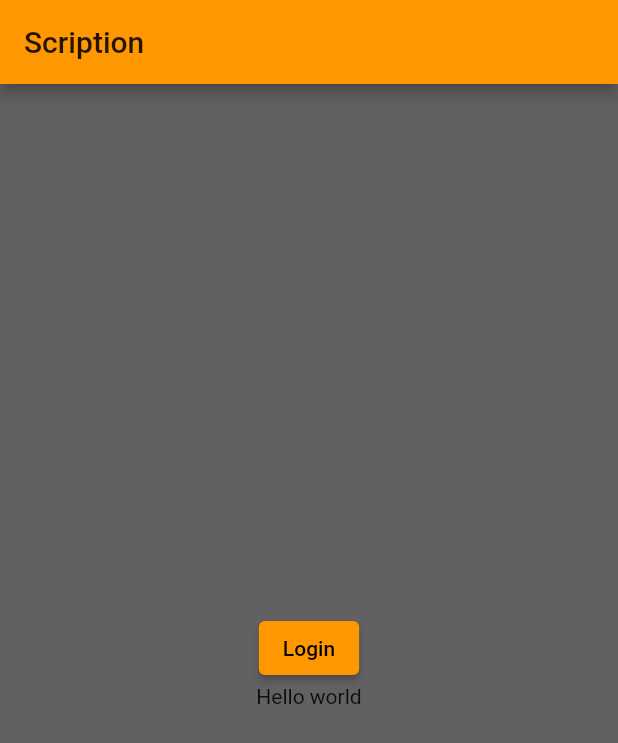
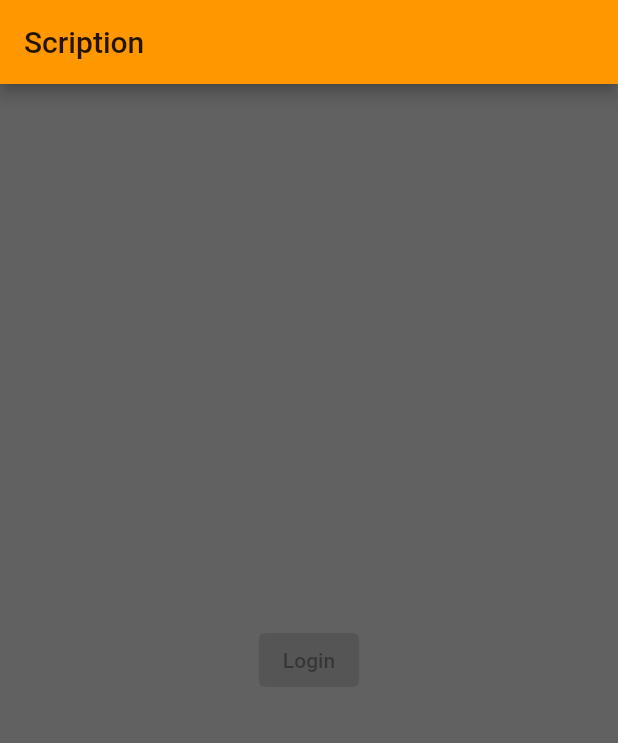
Before and after one commit to d44-scription/scription_mobile, a Flutter app: the screen it shows after launch, after a tap on "Login", on a phone screen of 412 x 824 dp. Shown: the top 743 px of the screen. Run offline on Flutter 3.47's test engine with Material 2 defaults, Android fonts, the phone set to English and light mode, and no system bars; our stand-ins replace dio.

```diff
--- a/lib/main.dart
+++ b/lib/main.dart
@@ -1,6 +1,5 @@
 import 'package:flutter/material.dart';
 import 'package:scription_mobile/http-common.dart';
-import 'package:scription_mobile/list-item.dart';
 import 'package:scription_mobile/notebooks.dart';
 
 void main() => runApp(MyApp());
@@ -34,6 +33,24 @@ class Home extends StatefulWidget {
 }
 
 class _HomeState extends State<Home> {
+  bool _isLoginDisabled = false;
+
+  void _login() {
+    setState(() {
+      _isLoginDisabled = true;
+    });
+
+    Http().login().then((value) {
+      // Navigate to notebooks view
+      Navigator.push(
+          context, MaterialPageRoute(builder: (context) => Notebooks()));
+
+      setState(() {
+        _isLoginDisabled = false;
+      });
+    });
+  }
+
   @override
   Widget build(BuildContext context) {
     // This method is rerun every time setState is called
@@ -46,16 +63,9 @@ class _HomeState extends State<Home> {
           mainAxisAlignment: MainAxisAlignment.center,
           children: <Widget>[
             ElevatedButton(
-              onPressed: () {
-                Http().login().then((value) => {
-                      // Navigate to notebooks view
-                      Navigator.push(context,
-                          MaterialPageRoute(builder: (context) => Notebooks()))
-                    });
-              },
+              onPressed: _isLoginDisabled ? null : _login,
               child: Text('Login'),
             ),
-            ListItem(text: "Hello world")
           ],
         ),
       ),
```
